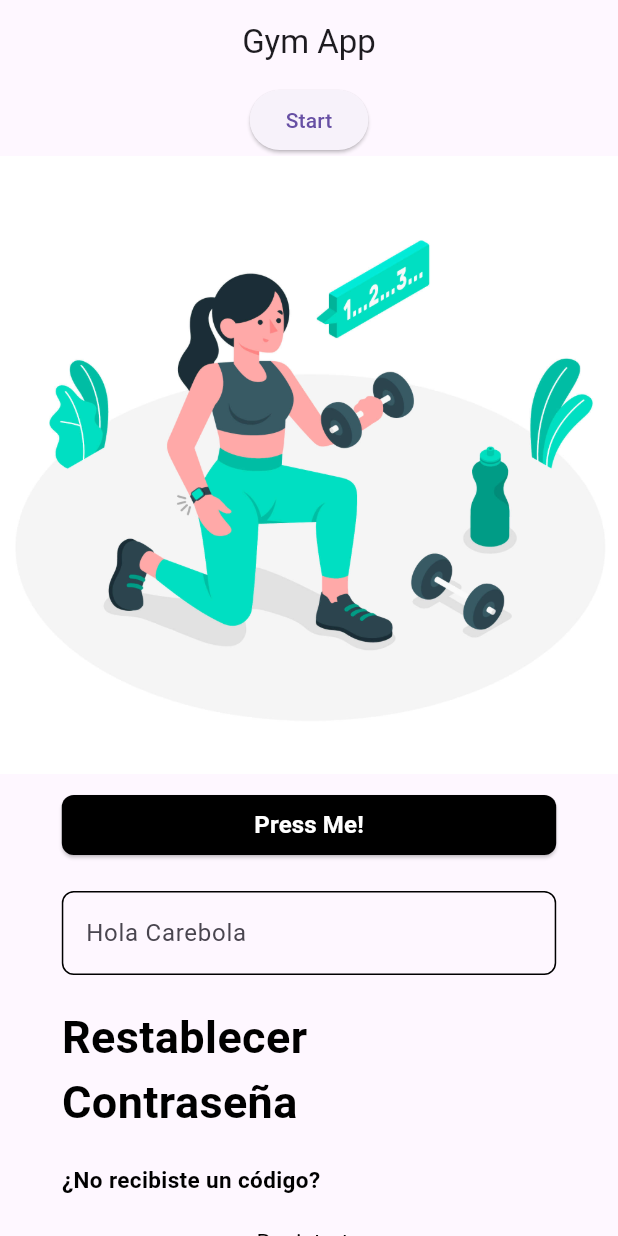
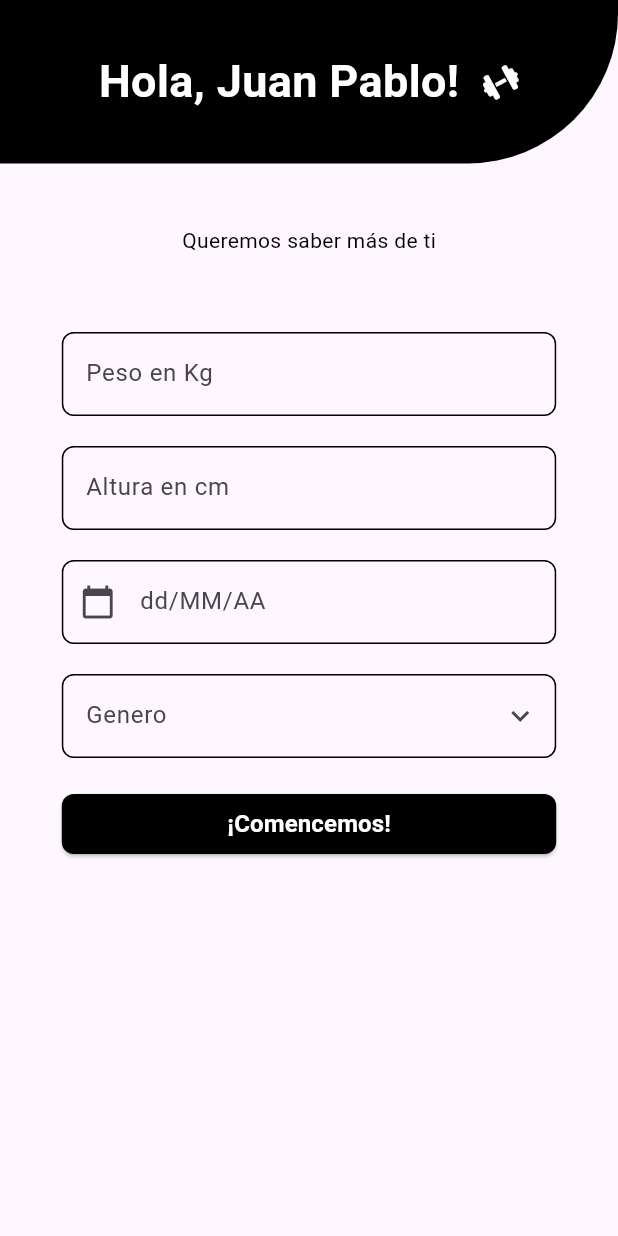
Before and after one commit to JuanPCFdev/GymApp, a Flutter app: the screen it shows after launch, after a tap on "Press Me!", on a phone screen of 412 x 824 dp. Run offline on Flutter 3.47's test engine with Material 3 defaults, Android fonts, the phone set to English and light mode, and no system bars; our stand-ins replace font_awesome_flutter.

Commit message:
adding dependences, form screen and new select gender widget

```diff
--- a/gym_app/lib/main.dart
+++ b/gym_app/lib/main.dart
@@ -1,6 +1,9 @@
 import 'package:flutter/material.dart';
 import 'package:gym_app/ui/screens/intro.dart';
+import 'package:gym_app/ui/screens/user_screens/form_user_screen.dart';
+import 'package:gym_app/ui/screens/user_screens/register_user_screen.dart';
 import 'package:gym_app/ui/widgets/buttons/custom_buttons.dart';
+import 'package:gym_app/ui/widgets/text_fields/custom_date_textfield.dart';
 import 'package:gym_app/ui/widgets/text_fields/custom_textfield.dart';
 import 'package:gym_app/ui/widgets/texts/custom_text.dart';
 import 'package:gym_app/ui/widgets/texts/custom_text_link.dart';
@@ -32,7 +35,7 @@ class MainApp extends StatelessWidget {
               onPressed: () {
                 Navigator.push(
                   context,
-                  MaterialPageRoute(builder: (context) => Intro()),
+                  MaterialPageRoute(builder: (context) => RegisterUseScreen()),
                 );
               },
               child: const Text('Start'),
@@ -40,7 +43,12 @@ class MainApp extends StatelessWidget {
             Image.asset('assets/images/heroimg.jpg'),
             BlackButton(
               text: "Press Me!",
-              onPressed: () {},
+              onPressed: () {
+                Navigator.push(
+                  context,
+                  MaterialPageRoute(builder: (context) => FormUserScreen()),
+                );
+              },
             ),
             CustomTextfield(placeholder: "Hola Carebola"),
             CustomTitle(text: "Restablecer \nContraseña"),
@@ -53,7 +61,8 @@ class MainApp extends StatelessWidget {
                   MaterialPageRoute(builder: (context) => Intro()),
                 );
               },
-            )
+            ),
+            CustomDateTextfield()
           ],
         )),
       ),
--- /dev/null
+++ b/gym_app/lib/ui/screens/user_screens/form_user_screen.dart
@@ -0,0 +1,52 @@
+import 'package:flutter/material.dart';
+import 'package:gym_app/ui/widgets/buttons/custom_buttons.dart';
+import 'package:gym_app/ui/widgets/headers/home_screen_header.dart';
+import 'package:gym_app/ui/widgets/text_fields/custom_date_textfield.dart';
+import 'package:gym_app/ui/widgets/text_fields/custom_gender_textfield.dart';
+import 'package:gym_app/ui/widgets/text_fields/custom_textfield.dart';
+
+class FormUserScreen extends StatelessWidget {
+  const FormUserScreen({super.key});
+
+  @override
+  Widget build(BuildContext context) {
+    return SafeArea(
+      child: Scaffold(
+        body: SingleChildScrollView(
+          child: Column(
+            children: [
+              HomeScreenHeader(
+                title: "Juan Pablo",
+              ),
+              SizedBox(
+                height: MediaQuery.of(context).size.height * 0.05,
+              ),
+              Center(
+                child: Text(
+                  "Queremos saber más de ti",
+                  style: TextStyle(color: Colors.black),
+                ),
+              ),
+              SizedBox(
+                height: MediaQuery.of(context).size.height * 0.05,
+              ),
+              CustomTextfield(placeholder: "Peso en Kg"),
+              CustomTextfield(placeholder: "Altura en cm"),
+              CustomDateTextfield(),
+              CustomGenderTextfield(
+                options: [
+                  "Masculino",
+                  "Femenino",
+                  "Helicoptero Apache de Combate",
+                  "Otro",
+                ],
+                onSelectionChanged: (selectedItems) {},
+              ),
+              BlackButton(text: "¡Comencemos!", onPressed: () {})
+            ],
+          ),
+        ),
+      ),
+    );
+  }
+}
--- /dev/null
+++ b/gym_app/lib/ui/widgets/headers/home_screen_header.dart
@@ -0,0 +1,52 @@
+import 'package:flutter/material.dart';
+import 'package:font_awesome_flutter/font_awesome_flutter.dart';
+
+class HomeScreenHeader extends StatelessWidget {
+  final String title;
+
+  const HomeScreenHeader({
+    super.key,
+    required this.title,
+  });
+
+  @override
+  Widget build(BuildContext context) {
+    return Container(
+      padding: EdgeInsets.symmetric(
+        horizontal: MediaQuery.of(context).size.height * 0.02,
+        vertical: MediaQuery.of(context).size.height * 0.04,
+      ),
+      decoration: BoxDecoration(
+        color: Colors.black,
+        borderRadius: BorderRadius.only(
+          bottomRight: Radius.circular(100),
+        ),
+      ),
+      child: Row(
+        mainAxisAlignment: MainAxisAlignment.center,
+        children: [
+          Text(
+            "Hola, $title!",
+            style: TextStyle(
+              color: Colors.white,
+              fontSize: 30,
+              fontWeight: FontWeight.bold,
+            ),
+            maxLines: 1,
+          ),
+          SizedBox(
+            width: 15,
+          ),
+          Transform.rotate(
+            angle: -0.5,
+            child: FaIcon(
+              FontAwesomeIcons.dumbbell,
+              size: 20,
+              color: Colors.white,
+            ),
+          ),
+        ],
+      ),
+    );
+  }
+}
--- /dev/null
+++ b/gym_app/lib/ui/widgets/text_fields/custom_date_textfield.dart
@@ -0,0 +1,69 @@
+import 'package:flutter/material.dart';
+import 'package:intl/intl.dart';
+
+class CustomDateTextfield extends StatefulWidget {
+  final String label;
+  final void Function(DateTime?)? onDateSelected;
+
+  const CustomDateTextfield({
+    super.key,
+    this.onDateSelected,
+    this.label = "dd/MM/AA",
+  });
+
+  @override
+  State<CustomDateTextfield> createState() => _CustomDateTextfieldState();
+}
+
+class _CustomDateTextfieldState extends State<CustomDateTextfield> {
+  final TextEditingController _controller = TextEditingController();
+  final DateFormat _dateFormat = DateFormat('dd/MM/yy');
+
+  Future<void> _selectDate(BuildContext context) async {
+    DateTime? pickedDate = await showDatePicker(
+      context: context,
+      initialDate: DateTime(2007),
+      firstDate: DateTime(1907),
+      lastDate: DateTime(2008),
+    );
+
+    if (pickedDate != null) {
+      setState(() {
+        _controller.text = _dateFormat.format(pickedDate);
+      });
+      widget.onDateSelected?.call(pickedDate);
+    }
+  }
+
+  @override
+  Widget build(BuildContext context) {
+    return Padding(
+      padding: const EdgeInsets.all(10.0),
+      child: SizedBox(
+        width: MediaQuery.of(context).size.width * 0.8,
+        child: TextField(
+          controller: _controller,
+          readOnly: true,
+          decoration: InputDecoration(
+            labelText: widget.label,
+            hintText: "DD/MM/AA",
+            prefixIcon: Icon(Icons.calendar_today),
+            border: OutlineInputBorder(
+              borderSide: const BorderSide(color: Colors.black),
+              borderRadius: BorderRadius.circular(8.0),
+            ),
+            enabledBorder: OutlineInputBorder(
+              borderSide: const BorderSide(color: Colors.black),
+              borderRadius: BorderRadius.circular(8.0),
+            ),
+            focusedBorder: OutlineInputBorder(
+              borderSide: const BorderSide(color: Colors.black),
+              borderRadius: BorderRadius.circular(8.0),
+            ),
+          ),
+          onTap: () => _selectDate(context),
+        ),
+      ),
+    );
+  }
+}
--- /dev/null
+++ b/gym_app/lib/ui/widgets/text_fields/custom_gender_textfield.dart
@@ -0,0 +1,96 @@
+import 'package:flutter/material.dart';
+
+class CustomGenderTextfield extends StatefulWidget {
+  final List<String> options;
+  final Function(String) onSelectionChanged;
+
+  const CustomGenderTextfield({
+    super.key,
+    required this.options,
+    required this.onSelectionChanged,
+  });
+
+  @override
+  State<CustomGenderTextfield> createState() => _CustomGenderTextfieldState();
+}
+
+class _CustomGenderTextfieldState extends State<CustomGenderTextfield> {
+  String? _selectedItem;
+
+  void _showSingleSelect() {
+    showModalBottomSheet(
+      context: context,
+      builder: (context) {
+        return Container(
+          padding: const EdgeInsets.all(16),
+          height: widget.options.length * 60.0 +
+              50, // Ajusta el tamaño dinámicamente
+          child: Column(
+            crossAxisAlignment: CrossAxisAlignment.start,
+            children: [
+              Text(
+                "Selecciona una opción",
+                style: TextStyle(
+                  fontSize: 18,
+                  fontWeight: FontWeight.bold,
+                ),
+              ),
+              Expanded(
+                child: ListView(
+                  children: widget.options.map((option) {
+                    return ListTile(
+                      title: Text(option),
+                      onTap: () {
+                        setState(() {
+                          _selectedItem = option;
+                        });
+                        widget.onSelectionChanged(option);
+                        Navigator.pop(
+                            context); // Cierra el modal después de seleccionar
+                      },
+                    );
+                  }).toList(),
+                ),
+              ),
+            ],
+          ),
+        );
+      },
+    );
+  }
+
+  @override
+  Widget build(BuildContext context) {
+    return GestureDetector(
+      onTap: _showSingleSelect,
+      child: AbsorbPointer(
+        child: Padding(
+          padding: EdgeInsets.all(10.0),
+          child: SizedBox(
+            width: MediaQuery.of(context).size.width * 0.8,
+            child: TextField(
+              decoration: InputDecoration(
+                  hintText: "Genero",
+                  border: OutlineInputBorder(
+                    borderSide: const BorderSide(color: Colors.black),
+                    borderRadius: BorderRadius.circular(8.0),
+                  ),
+                  enabledBorder: OutlineInputBorder(
+                    borderSide: const BorderSide(color: Colors.black),
+                    borderRadius: BorderRadius.circular(8.0),
+                  ),
+                  focusedBorder: OutlineInputBorder(
+                    borderSide: const BorderSide(color: Colors.black),
+                    borderRadius: BorderRadius.circular(8.0),
+                  ),
+                  suffixIcon: Icon(Icons.expand_more)),
+              controller: TextEditingController(
+                text: _selectedItem ?? "",
+              ),
+            ),
+          ),
+        ),
+      ),
+    );
+  }
+}
--- a/gym_app/pubspec.yaml
+++ b/gym_app/pubspec.yaml
@@ -9,6 +9,8 @@ environment:
 dependencies:
   flutter:
     sdk: flutter
+  intl: ^0.18.1
+  font_awesome_flutter: ^10.7.0
 
 dev_dependencies:
   flutter_test:
```
Also changed, not shown: gym_app/pubspec.lock.
